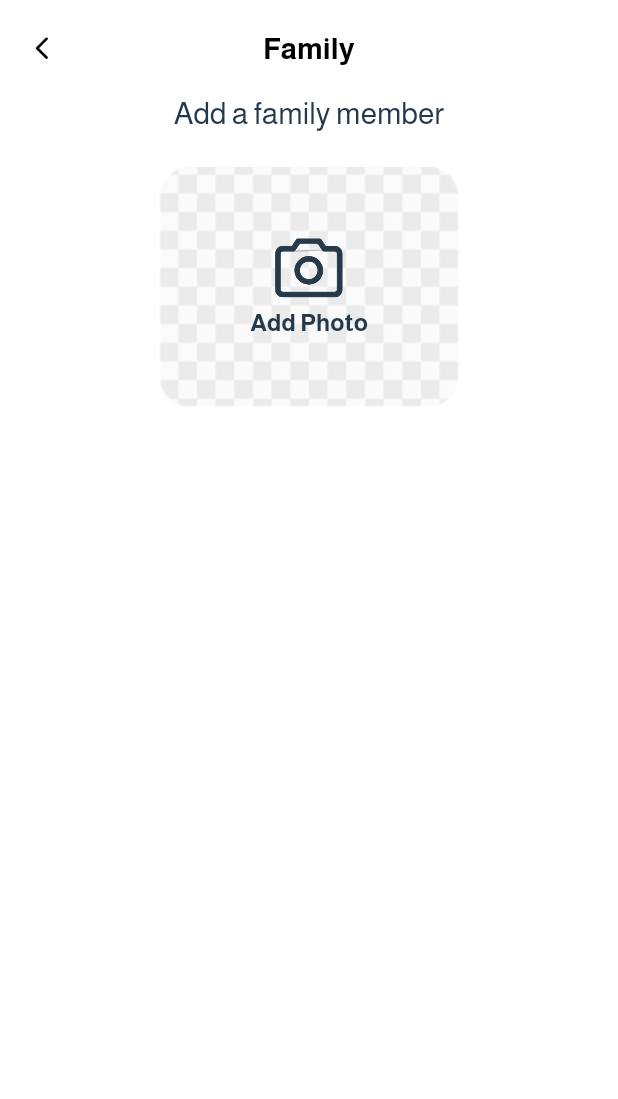
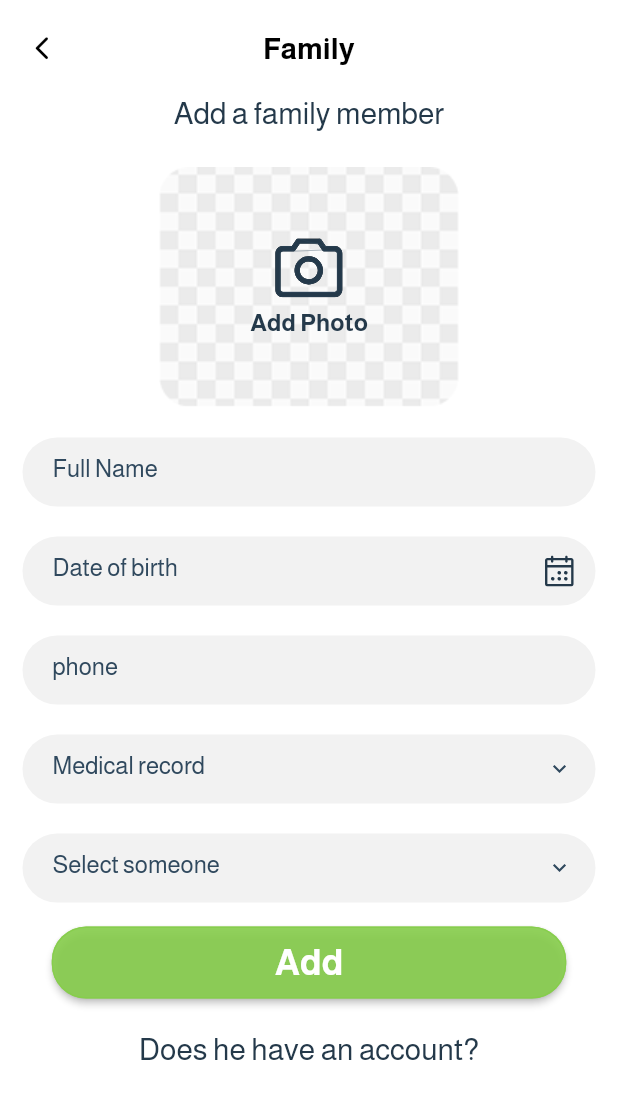
Before and after one commit to manarragab/familyHealth, a Flutter app: the AddfamilyScreen screen opened directly, on a phone screen of 412 x 824 dp. Shown: the top 1099 px of the screen. Run offline on Flutter 3.47's test engine with Material 3 defaults, Android fonts, the light colour scheme and no system bars; our stand-ins replace carousel_slider, dio, easy_stepper, firebase_core, firebase_messaging, flutter_local_notifications and 16 more; missing offline and left inert: flutter_facebook_auth, image_picker_platform_interface; accounts and stored records are empty.

Commit message:
add family

```diff
--- a/lib/features/alarm/presentation/add_alarm.dart
+++ b/lib/features/alarm/presentation/add_alarm.dart
@@ -203,9 +203,7 @@ class AddAlarm extends GetView<AlarmController> {
                       fontSize: 24,
                     ),
                   ),
-                  const SizedBox(
-                    height: 16,
-                  ),
+
                 ],
               ))
             ],
--- a/lib/features/family/domain/controller/family_controller.dart
+++ b/lib/features/family/domain/controller/family_controller.dart
@@ -1,3 +1,5 @@
+import 'dart:io';
+
 import 'package:abg/data/const/export.dart';
 import 'package:abg/data/models/family/get_family/family_model.dart';
 import 'package:abg/data/models/family/post_family/post_family_MD.dart';
@@ -8,8 +10,9 @@ import 'package:pull_to_refresh/pull_to_refresh.dart';
 
 class FamilyController extends MainGetxController with CustomStateMixin {
 
+
   FamilyModel famMD = FamilyModel();
-  PostfamilyModel postFam = PostfamilyModel();
+  PostFamily postFam =PostFamily();
   RefreshController ref = RefreshController();
 
   int _pageNum = 1;
@@ -37,4 +40,6 @@ class FamilyController extends MainGetxController with CustomStateMixin {
 
 
 
+
+
 }
--- a/lib/features/family/presentation/addfamily_screen.dart
+++ b/lib/features/family/presentation/addfamily_screen.dart
@@ -1,9 +1,14 @@
+import 'dart:io';
+
 import 'package:abg/data/const/export.dart';
+import 'package:abg/features/family/domain/controller/family_controller.dart';
+import 'package:abg/features/family/presentation/widget/textField_item.dart';
+import 'package:abg/res/configuration/image/pick_image.dart';
 import 'package:google_fonts/google_fonts.dart';
 
-class AddfamilyScreen extends StatelessWidget {
-  const AddfamilyScreen({super.key});
-
+class AddfamilyScreen extends GetView<FamilyController> {
+  AddfamilyScreen({super.key});
+  FormState k = FormState();
   @override
   Widget build(BuildContext context) {
     return Scaffold(
@@ -21,13 +26,22 @@ class AddfamilyScreen extends StatelessWidget {
                     color: CustomColors.darkblue),
               ),
             ),
-                const SizedBox(
-                  height: 25,
-                ),
+            const SizedBox(height: 25),
             Expanded(
+              child: Form(
+                key: key,
                 child: ListView(
                   children: [
-                      Stack(
+                    GetBuilder<FamilyController>(builder: (logic) {
+                      return GestureDetector(
+                        onTap: () async {
+                          final pickFile = await Pick.pickImage(context);
+                          if (pickFile != null) {
+                            controller.postFam.image = pickFile as String?;
+                            controller.update();
+                          }
+                        },
+                        child: Stack(
                           children: [
                             Center(
                               child: SizedBox(
@@ -35,7 +49,14 @@ class AddfamilyScreen extends StatelessWidget {
                                 height: 160.3,
                                 child: ClipRRect(
                                   borderRadius: BorderRadius.circular(10),
-                                child: Image.asset(
+                                  child: controller.postFam.image != null
+                                      ? Image.file(
+                                          controller.postFam.image as File,
+                                          fit: BoxFit.cover,
+                                          width: 200,
+                                          height: 160.3,
+                                        )
+                                      : Image.asset(
                                           "assets/images/cheker.png",
                                           fit: BoxFit.cover,
                                           width: 200,
@@ -44,29 +65,92 @@ class AddfamilyScreen extends StatelessWidget {
                                 ),
                               ),
                             ),
+                            if (controller.postFam.image == null)
                               Positioned.fill(
                                 child: Center(
                                   child: Column(
                                     mainAxisSize: MainAxisSize.min,
                                     children: [
-                                  SvgPicture.asset("assets/svg/camera.svg",
-                                      width: 45, height: 40),
+                                      SvgPicture.asset(
+                                        "assets/svg/camera.svg",
+                                        width: 45,
+                                        height: 40,
+                                      ),
                                       const SizedBox(height: 8),
-                                  Text("Add Photo",
+                                      Text(
+                                        "Add Photo",
                                         style: GoogleFonts.almarai(
                                           fontSize: 16,
                                           color: CustomColors.darkBlue2,
-                                          fontWeight: FontWeight.w700)),
+                                          fontWeight: FontWeight.w700,
+                                        ),
+                                      ),
                                     ],
                                   ),
                                 ),
                               ),
                           ],
                         ),
+                      );
+                    }),
+                    const SizedBox(height: 20),
+                    TextfieldItem(hint: "Full Name"),
+                    const SizedBox(height: 20),
+                    TextfieldItem(
+                      hint: "Date of birth",
+                      icon: "assets/svg/clender.svg",
+                    ),
+                    const SizedBox(height: 20),
+                    TextfieldItem(
+                      hint: "phone",
+                    ),
+                    const SizedBox(height: 20),
+                    TextfieldItem(
+                      hint: "Medical record",
+                      icon: "assets/svg/select.svg",
+                      padding: 19,
+                      tap: () {},
+                    ),
+                    const SizedBox(height: 20),
+                    TextfieldItem(
+                      hint: "Select someone",
+                      icon: "assets/svg/select.svg",
+                      padding: 19,
+                      tap: () {},
+                    ),
+                    const SizedBox(
+                      height: 16,
+                    ),
+                    Center(
+                      child: MainButton(
+                        onPressed: () {
+                          // controller.addFamily();
+                        },
+                        radius: 25,
+                        title: CustomTrans.Add.tr,
+                        fontSize: 24,
+                      ),
+                    ),
+                    const SizedBox(
+                      height: 23,
+                    ),
+                    Center(
+                      child: Text(
+                        "Does he have an account?",
+                        style: GoogleFonts.almarai(
+                          fontSize: 20,
+                          color: CustomColors.darkBlue2,
+                          fontWeight: FontWeight.w400,
+                        ),
+                      ),
+                    ),
                   ],
                 ),
               ),
+            ),
           ],
-            )));
+        ),
+      ),
+    );
   }
 }
--- a/lib/features/family/presentation/myfamily_screen.dart
+++ b/lib/features/family/presentation/myfamily_screen.dart
@@ -2,6 +2,7 @@ import 'package:abg/data/const/export.dart';
 import 'package:abg/data/models/family/get_family/family_model.dart';
 import 'package:abg/domain_data/custom_mixin/custom_state_mixin.dart';
 import 'package:abg/features/family/domain/controller/family_controller.dart';
+import 'package:abg/features/family/presentation/addfamily_screen.dart';
 import 'package:abg/features/family/presentation/widget/greyContainer_item.dart';
 import 'package:pull_to_refresh/pull_to_refresh.dart';
 
@@ -37,7 +38,9 @@ class MyfamilyScreen extends GetView<FamilyController> {
           })),
       floatingActionButton: FloatingActionButton(
         elevation: 0,
-        onPressed: () {},
+        onPressed: () {
+          Get.to(AddfamilyScreen());
+        },
         child: const Icon(
           Icons.add,
           color: Colors.white,
--- a/lib/features/family/presentation/widget/greyContainer_item.dart
+++ b/lib/features/family/presentation/widget/greyContainer_item.dart
@@ -70,16 +70,25 @@ class GreycontainerItem extends StatelessWidget {
             ],
           ),
           const Spacer(),
-          Container(
-            margin: const EdgeInsets.only(top: 50),
-            child: Text(
+          Column(
+               children: [
+              InkWell(
+                onTap: (){
+
+                },
+                child: SvgPicture.asset("assets/svg/delete.svg")),
+             SizedBox(height:22),
+
+              Text(
                   "Details",
                   style: GoogleFonts.almarai(
                       fontSize: 10,
                       fontWeight: FontWeight.w400,
                       color: CustomColors.darkpinky),
                 ),
-          )
+            ],
+          ),
+
         ],
       ),
     );
--- /dev/null
+++ b/lib/features/family/presentation/widget/textField_item.dart
@@ -0,0 +1,46 @@
+import 'package:abg/res/configuration/color.dart';
+import 'package:flutter/material.dart';
+import 'package:flutter_svg/svg.dart';
+import 'package:google_fonts/google_fonts.dart';
+
+class TextfieldItem extends StatelessWidget {
+  final String hint;
+  final String? icon;
+  final VoidCallback? tap;
+  final double? padding;
+  const TextfieldItem(
+      {super.key, required this.hint, this.icon, this.tap, this.padding});
+
+  @override
+  Widget build(BuildContext context) {
+    return Container(
+      height: 46,
+      width: double.infinity,
+      decoration: BoxDecoration(
+        color: CustomColors.lightgrey3,
+        borderRadius: BorderRadius.circular(25),
+      ),
+      child: TextFormField(
+        decoration: InputDecoration(
+          suffixIcon: icon != null
+              ? Padding(
+                  padding: EdgeInsets.all(padding ?? 12.7),
+                  child: GestureDetector(
+                      onTap: tap, child: SvgPicture.asset(icon!)),
+                )
+              : null,
+          isDense: true,
+          hintText: hint,
+          hintStyle: GoogleFonts.almarai(
+            fontSize: 16,
+            fontWeight: FontWeight.w400,
+            color: CustomColors.lighttblue,
+          ),
+          contentPadding:
+              const EdgeInsets.symmetric(horizontal: 20, vertical: 12),
+          border: InputBorder.none,
+        ),
+      ),
+    );
+  }
+}
--- a/lib/localization/all_keys.dart
+++ b/lib/localization/all_keys.dart
@@ -952,6 +952,7 @@ class CustomTrans {
 
     static const String BacktoHome = "Back to Home";
 
+    static const String Add = "Add";
 
 
   static const String needToAccept = "need to accept";
--- a/lib/res/configuration/color.dart
+++ b/lib/res/configuration/color.dart
@@ -104,6 +104,8 @@ class CustomColors {
  static const Color darkblue=Color.fromRGBO(36, 57, 74, 1);
  static const Color darkpinky=Color.fromRGBO(238, 45, 108, 1);
  static const Color lightgrey=Color.fromRGBO(235, 235, 235, 1);
+ static const Color lighttblue=Color.fromRGBO(48, 73, 94, 1);
+
 
 
   /// this is the color of the apps
```
Also changed, not shown: assets/svg/select.svg (added), lib/features/alarm/presentation/alarm_screen.dart (line endings or trailing spaces). Lines whose indentation alone changed are shown as unchanged.
